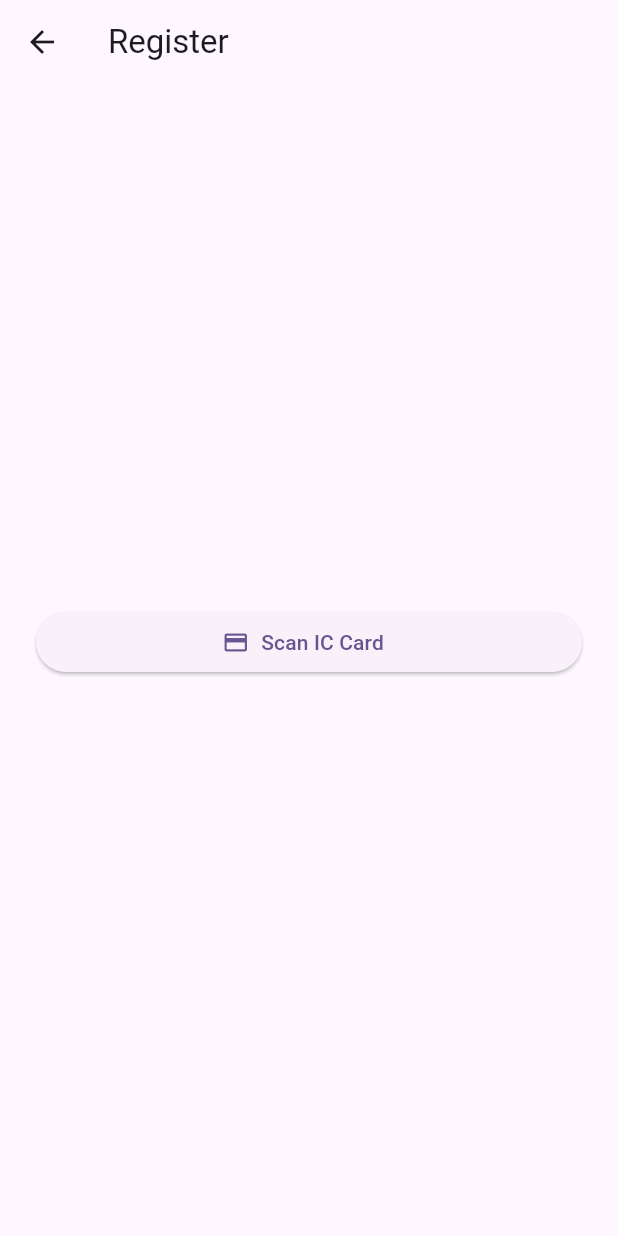
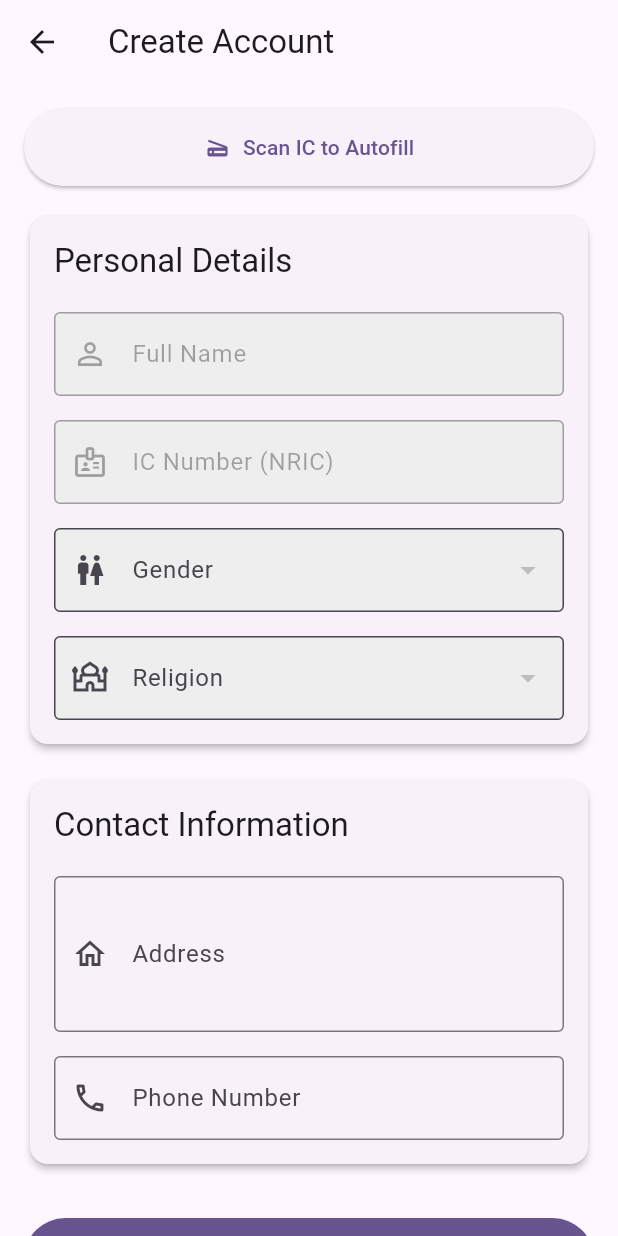
Before and after one commit to evansleong/fyp_ai_smart_shelf, a Flutter app: the screen it shows after launch, after a tap on "Register", on a phone screen of 412 x 824 dp. Run offline on Flutter 3.47's test engine with Material 3 defaults, Android fonts, the phone set to English and light mode, and no system bars; our stand-ins replace camera, permission_handler; missing offline and left inert: google_mlkit_text_recognition, mobile_scanner.

Commit message:
Register function

```diff
--- a/lib/features/onboarding/presentation/welcome_screen.dart
+++ b/lib/features/onboarding/presentation/welcome_screen.dart
@@ -1,5 +1,6 @@
 import 'package:flutter/material.dart';
 import '../../registration/presentation/register_screen.dart';
+import '../../../core/widgets/camera_screen.dart';
 
 class WelcomeScreen extends StatelessWidget {
   const WelcomeScreen({super.key});
@@ -55,6 +56,39 @@ class WelcomeScreen extends StatelessWidget {
                   child: const Text('Register'),
                 ),
               ),
+              const SizedBox(height: 24), // Added some spacing
+
+              SizedBox(
+                width: double.infinity,
+                child: ElevatedButton.icon(
+                  icon: const Icon(Icons.qr_code_scanner),
+                  label: const Text('Scan Shelf QR'),
+                  onPressed: () async {
+                    // Navigate to the reusable CameraScreen with QR Code mode
+                    final qrCodeResult =
+                        await Navigator.of(context).push<String>(
+                      MaterialPageRoute(
+                        builder: (_) => const CameraScreen(
+                          scanMode: CameraScanMode.qrCode,
+                        ),
+                      ),
+                    );
+
+                    // You can now use the scanned QR code result
+                    if (qrCodeResult != null && context.mounted) {
+                      ScaffoldMessenger.of(context).showSnackBar(
+                        SnackBar(
+                            content: Text('Scanned Shelf ID: $qrCodeResult')),
+                      );
+                      // TODO: Navigate to the shelf details screen with this ID
+                    }
+                  },
+                  style: ElevatedButton.styleFrom(
+                    backgroundColor: Theme.of(context).colorScheme.secondary,
+                    foregroundColor: Theme.of(context).colorScheme.onSecondary,
+                  ),
+                ),
+              ),
             ],
           ),
         ),
--- a/lib/features/registration/presentation/register_screen.dart
+++ b/lib/features/registration/presentation/register_screen.dart
@@ -1,6 +1,6 @@
 import 'package:flutter/material.dart';
 import '../../../core/services/ocr_service.dart';
-import 'camera_screen.dart';
+import '../../../core/widgets/camera_screen.dart';
 
 class RegisterScreen extends StatefulWidget {
   const RegisterScreen({super.key});
@@ -10,33 +10,70 @@ class RegisterScreen extends StatefulWidget {
 }
 
 class _RegisterScreenState extends State<RegisterScreen> {
+  // A key to identify and validate our form
+  final _formKey = GlobalKey<FormState>();
+
+  // Services and state management
   final OcrService _ocrService = OcrService();
   bool _isScanning = false;
-  Map<String, String>? _extractedData;
+
+  // Controllers to manage the text in each input field
+  final TextEditingController _nameController = TextEditingController();
+  final TextEditingController _icController = TextEditingController();
+  final TextEditingController _addressController = TextEditingController();
+  final TextEditingController _phoneController = TextEditingController();
+
+  // State variables for the dropdown menus
+  String? _selectedGender;
+  String? _selectedReligion;
+
+  @override
+  void dispose() {
+    // Clean up the controllers when the widget is removed from the tree
+    _nameController.dispose();
+    _icController.dispose();
+    _addressController.dispose();
+    _phoneController.dispose();
+    super.dispose();
+  }
 
   Future<void> _startScan() async {
-    // 1. Navigate to the CameraScreen and wait for a result
+    // 1. Navigate to the CameraScreen and wait for an image path
     final String? imagePath = await Navigator.of(context).push(
-      MaterialPageRoute(builder: (_) => const CameraScreen()),
+      MaterialPageRoute(
+          builder: (_) => const CameraScreen(
+                scanMode: CameraScanMode.ocr,
+              )),
     );
 
-    // 2. Check if we got an image path back
+    // 2. Return if no image was captured
     if (imagePath == null) return;
 
     setState(() {
       _isScanning = true;
-      _extractedData = null;
     });
 
     try {
-      // The service now returns a map, let's call it 'data'
+      // 3. Call the OCR service to extract data
       final data = await _ocrService.scanIcCard(imagePath);
       if (!mounted) return;
 
+      // 4. If data is extracted, populate the form fields
       if (data != null && data.isNotEmpty) {
         setState(() {
-          _extractedData = data;
+          _nameController.text = data['name'] ?? '';
+          _icController.text = data['nric'] ?? '';
+          _addressController.text = data['address'] ?? '';
+          _selectedGender = data['gender'];
+          _selectedReligion = data['religion'];
         });
+
+        ScaffoldMessenger.of(context).showSnackBar(
+          const SnackBar(
+            content: Text('Details extracted successfully!'),
+            backgroundColor: Colors.green,
+          ),
+        );
       } else {
         ScaffoldMessenger.of(context).showSnackBar(
           const SnackBar(
@@ -52,7 +89,7 @@ class _RegisterScreenState extends State<RegisterScreen> {
         ),
       );
     } finally {
-      // Ensure the loading indicator is always turned off
+      // 5. Always stop the loading indicator
       if (mounted) {
         setState(() {
           _isScanning = false;
@@ -61,64 +98,186 @@ class _RegisterScreenState extends State<RegisterScreen> {
     }
   }
 
+  void _submitRegistration() {
+    // Validate all form fields
+    if (_formKey.currentState!.validate()) {
+      // If the form is valid, you can proceed with the registration logic
+      print('Form is valid!');
+      print('Name: ${_nameController.text}');
+      print('IC: ${_icController.text}');
+      print('Gender: $_selectedGender');
+      print('Address: ${_addressController.text}');
+      print('Religion: $_selectedReligion');
+      print('Phone: ${_phoneController.text}');
+
+      ScaffoldMessenger.of(context).showSnackBar(
+        const SnackBar(content: Text('Processing Registration...')),
+      );
+    }
+  }
+
+  // --- UI HELPER METHODS ---
+
+  Widget _buildPersonalDetailsCard() {
+    // Style for disabled fields to make them look locked
+    final disabledFillColor = Colors.grey.shade200;
+
+    return Card(
+      elevation: 2,
+      child: Padding(
+        padding: const EdgeInsets.all(16.0),
+        child: Column(
+          crossAxisAlignment: CrossAxisAlignment.start,
+          children: [
+            Text('Personal Details',
+                style: Theme.of(context).textTheme.titleLarge),
+            const SizedBox(height: 20),
+            TextFormField(
+              controller: _nameController,
+              enabled: false,
+              decoration: InputDecoration(
+                labelText: 'Full Name',
+                prefixIcon: const Icon(Icons.person_outline),
+                border: const OutlineInputBorder(),
+                filled: true,
+                fillColor: disabledFillColor,
+              ),
+            ),
+            const SizedBox(height: 16),
+            TextFormField(
+              controller: _icController,
+              enabled: false,
+              decoration: InputDecoration(
+                labelText: 'IC Number (NRIC)',
+                prefixIcon: const Icon(Icons.badge_outlined),
+                border: const OutlineInputBorder(),
+                filled: true,
+                fillColor: disabledFillColor,
+              ),
+            ),
+            const SizedBox(height: 16),
+            DropdownButtonFormField<String>(
+              value: _selectedGender,
+              decoration: InputDecoration(
+                labelText: 'Gender',
+                prefixIcon: const Icon(Icons.wc_outlined),
+                border: const OutlineInputBorder(),
+                filled: true,
+                fillColor: disabledFillColor,
+              ),
+              items: ['Male', 'Female', 'Other']
+                  .map((label) =>
+                      DropdownMenuItem(value: label, child: Text(label)))
+                  .toList(),
+              onChanged: null,
+            ),
+            const SizedBox(height: 16),
+            DropdownButtonFormField<String>(
+              value: _selectedReligion,
+              decoration: InputDecoration(
+                labelText: 'Religion',
+                prefixIcon: const Icon(Icons.mosque_outlined),
+                border: const OutlineInputBorder(),
+                filled: true,
+                fillColor: disabledFillColor,
+              ),
+              items: ['Muslim', 'Non-Muslim']
+                  .map((label) =>
+                      DropdownMenuItem(value: label, child: Text(label)))
+                  .toList(),
+              onChanged: null,
+            ),
+          ],
+        ),
+      ),
+    );
+  }
+
+  Widget _buildContactDetailsCard() {
+    return Card(
+      elevation: 2,
+      child: Padding(
+        padding: const EdgeInsets.all(16.0),
+        child: Column(
+          crossAxisAlignment: CrossAxisAlignment.start,
+          children: [
+            Text('Contact Information',
+                style: Theme.of(context).textTheme.titleLarge),
+            const SizedBox(height: 20),
+            TextFormField(
+              controller: _addressController,
+              decoration: const InputDecoration(
+                labelText: 'Address',
+                prefixIcon: Icon(Icons.home_outlined),
+                border: OutlineInputBorder(),
+              ),
+              maxLines: 3,
+              validator: (value) =>
+                  value!.isEmpty ? 'Please enter an address' : null,
+            ),
+            const SizedBox(height: 16),
+            TextFormField(
+              controller: _phoneController,
+              decoration: const InputDecoration(
+                labelText: 'Phone Number',
+                prefixIcon: Icon(Icons.phone_outlined),
+                border: OutlineInputBorder(),
+              ),
+              keyboardType: TextInputType.phone,
+              validator: (value) =>
+                  value!.isEmpty ? 'Please enter a phone number' : null,
+            ),
+          ],
+        ),
+      ),
+    );
+  }
+
   @override
   Widget build(BuildContext context) {
     return Scaffold(
-      appBar: AppBar(title: const Text('Register')),
-      body: Center(
-        child: Padding(
-          padding: const EdgeInsets.all(24.0),
-          child: SingleChildScrollView(
+      appBar: AppBar(title: const Text('Create Account')),
+      body: Form(
+        key: _formKey,
+        child: SingleChildScrollView(
+          child: Padding(
+            padding: const EdgeInsets.all(16.0),
             child: Column(
-              mainAxisSize: MainAxisSize.min,
+              crossAxisAlignment: CrossAxisAlignment.stretch,
               children: [
-                SizedBox(
-                  width: double.infinity,
-                  child: ElevatedButton.icon(
-                    onPressed: _isScanning ? null : _startScan,
-                    icon: const Icon(Icons.credit_card),
-                    label: const Text('Scan IC Card'),
+                // --- Scan IC Button ---
+                ElevatedButton.icon(
+                  onPressed: _isScanning ? null : _startScan,
+                  icon: const Icon(Icons.scanner),
+                  label: const Text('Scan IC to Autofill'),
+                  style: ElevatedButton.styleFrom(
+                    padding: const EdgeInsets.symmetric(vertical: 16),
                   ),
                 ),
-                const SizedBox(height: 24),
-                if (_isScanning) const CircularProgressIndicator(),
-                if (_extractedData != null) ...[
-                  const SizedBox(height: 24),
-                  Container(
-                    width: double.infinity,
-                    padding: const EdgeInsets.all(16),
-                    decoration: BoxDecoration(
-                      color: Colors.green.shade50,
-                      border: Border.all(color: Colors.green),
-                      borderRadius: BorderRadius.circular(8),
-                    ),
-                    child: Column(
-                      crossAxisAlignment: CrossAxisAlignment.start,
-                      children: [
-                        _buildExtractedInfo(
-                          context,
-                          icon: Icons.badge,
-                          label: 'IC Number (NRIC)',
-                          value: _extractedData!['nric'] ?? 'N/A',
-                        ),
-                        const SizedBox(height: 16),
-                        _buildExtractedInfo(
-                          context,
-                          icon: Icons.person,
-                          label: 'Extracted Name',
-                          value: _extractedData!['name'] ?? 'N/A',
-                        ),
-                        const SizedBox(height: 16),
-                        _buildExtractedInfo(
-                          context,
-                          icon: Icons.home,
-                          label: 'Extracted Address',
-                          value: _extractedData!['address'] ?? 'N/A',
-                        ),
-                      ],
-                    ),
+                if (_isScanning)
+                  const Padding(
+                    padding: EdgeInsets.all(16.0),
+                    child: Center(child: CircularProgressIndicator()),
                   ),
-                ],
+                const SizedBox(height: 16),
+
+                // --- Form Sections ---
+                _buildPersonalDetailsCard(),
+                const SizedBox(height: 16),
+                _buildContactDetailsCard(),
+                const SizedBox(height: 32),
+
+                // --- Register Button ---
+                FilledButton(
+                  onPressed: _submitRegistration,
+                  style: FilledButton.styleFrom(
+                    padding: const EdgeInsets.symmetric(vertical: 16),
+                  ),
+                  child: const Text(
+                    'Register Account',
+                    style: TextStyle(fontSize: 16, fontWeight: FontWeight.bold),
+                  ),
+                ),
               ],
             ),
           ),
@@ -126,34 +285,4 @@ class _RegisterScreenState extends State<RegisterScreen> {
       ),
     );
   }
-
-  Widget _buildExtractedInfo(BuildContext context,
-      {required IconData icon, required String label, required String value}) {
-    return Row(
-      crossAxisAlignment: CrossAxisAlignment.start,
-      children: [
-        Icon(icon, color: Colors.green.shade700),
-        const SizedBox(width: 12),
-        Expanded(
-          child: Column(
-            crossAxisAlignment: CrossAxisAlignment.start,
-            children: [
-              Text(
-                label,
-                style: Theme.of(context).textTheme.titleMedium?.copyWith(
-                      color: Colors.green.shade800,
-                      fontWeight: FontWeight.w600,
-                    ),
-              ),
-              const SizedBox(height: 4),
-              Text(
-                value,
-                style: Theme.of(context).textTheme.titleLarge,
-              ),
-            ],
-          ),
-        ),
-      ],
-    );
-  }
 }
```
Also changed, not shown: lib/core/services/ocr_service.dart (+30 -13 lines), lib/core/widgets/camera_screen.dart (added, +214 -0 lines), lib/features/registration/presentation/camera_screen.dart (deleted, +0 -107 lines).
